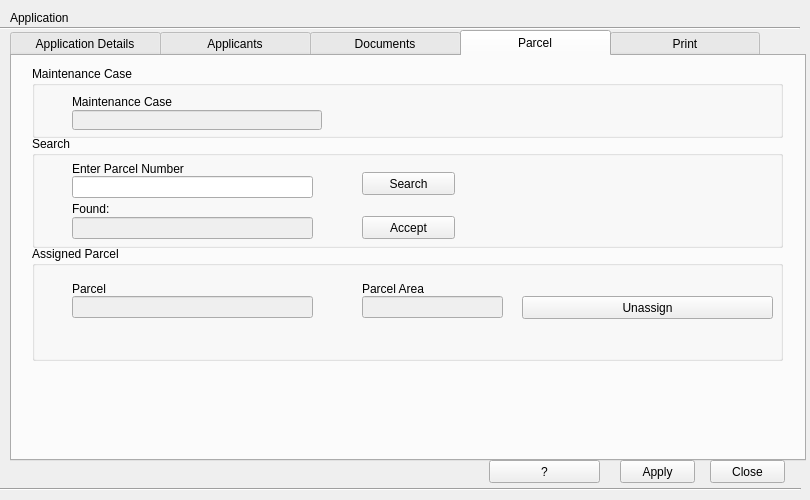
Before: the Qt Designer form view/ApplicationsSpaDialog.ui in teamlm2/lm2_mgis, drawn with Qt 5.
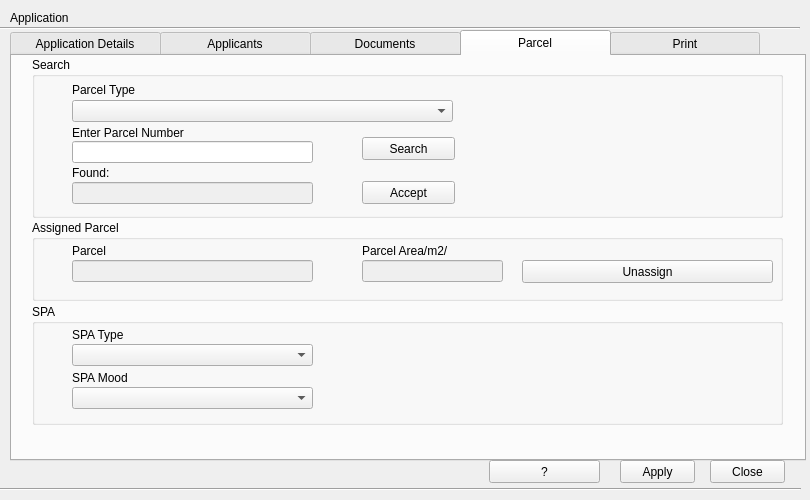
After: the same form once the commit is applied. The open tabs and pages were chosen to show the change. Icons and pictures are not drawn.

```diff
--- a/view/ApplicationsSpaDialog.ui
+++ b/view/ApplicationsSpaDialog.ui
@@ -733,52 +733,13 @@
     <attribute name="title">
      <string>Parcel</string>
     </attribute>
-    <widget class="QGroupBox" name="groupBox">
-     <property name="geometry">
-      <rect>
-       <x>20</x>
-       <y>10</y>
-       <width>751</width>
-       <height>72</height>
-      </rect>
-     </property>
-     <property name="title">
-      <string>Maintenance Case</string>
-     </property>
-     <widget class="QLabel" name="label_47">
-      <property name="geometry">
-       <rect>
-        <x>40</x>
-        <y>29</y>
-        <width>250</width>
-        <height>13</height>
-       </rect>
-      </property>
-      <property name="text">
-       <string>Maintenance Case</string>
-      </property>
-     </widget>
-     <widget class="QLineEdit" name="maintenance_case_edit">
-      <property name="enabled">
-       <bool>false</bool>
-      </property>
-      <property name="geometry">
-       <rect>
-        <x>40</x>
-        <y>44</y>
-        <width>250</width>
-        <height>20</height>
-       </rect>
-      </property>
-     </widget>
-    </widget>
     <widget class="QGroupBox" name="search_group_box">
      <property name="geometry">
       <rect>
        <x>20</x>
-       <y>80</y>
+       <y>1</y>
        <width>751</width>
-       <height>112</height>
+       <height>161</height>
       </rect>
      </property>
      <property name="title">
@@ -788,7 +749,7 @@
       <property name="geometry">
        <rect>
         <x>40</x>
-        <y>40</y>
+        <y>84</y>
         <width>241</width>
         <height>22</height>
        </rect>
@@ -801,7 +762,7 @@
       <property name="geometry">
        <rect>
         <x>40</x>
-        <y>81</y>
+        <y>125</y>
         <width>241</width>
         <height>22</height>
        </rect>
@@ -811,7 +772,7 @@
       <property name="geometry">
        <rect>
         <x>330</x>
-        <y>36</y>
+        <y>80</y>
         <width>93</width>
         <height>23</height>
        </rect>
@@ -824,7 +785,7 @@
       <property name="geometry">
        <rect>
         <x>330</x>
-        <y>80</y>
+        <y>124</y>
         <width>93</width>
         <height>23</height>
        </rect>
@@ -837,7 +798,7 @@
       <property name="geometry">
        <rect>
         <x>40</x>
-        <y>25</y>
+        <y>68</y>
         <width>241</width>
         <height>16</height>
        </rect>
@@ -850,7 +811,7 @@
       <property name="geometry">
        <rect>
         <x>40</x>
-        <y>65</y>
+        <y>108</y>
         <width>241</width>
         <height>16</height>
        </rect>
@@ -859,14 +820,37 @@
        <string>Found:</string>
       </property>
      </widget>
+     <widget class="QLabel" name="label_19">
+      <property name="geometry">
+       <rect>
+        <x>40</x>
+        <y>25</y>
+        <width>381</width>
+        <height>16</height>
+       </rect>
+      </property>
+      <property name="text">
+       <string>Parcel Type</string>
+      </property>
+     </widget>
+     <widget class="QComboBox" name="parcel_type_cbox">
+      <property name="geometry">
+       <rect>
+        <x>40</x>
+        <y>43</y>
+        <width>381</width>
+        <height>22</height>
+       </rect>
+      </property>
+     </widget>
     </widget>
     <widget class="QGroupBox" name="assigned_group_box">
      <property name="geometry">
       <rect>
        <x>20</x>
-       <y>190</y>
+       <y>164</y>
        <width>751</width>
-       <height>115</height>
+       <height>81</height>
       </rect>
      </property>
      <property name="title">
@@ -879,7 +863,7 @@
       <property name="geometry">
        <rect>
         <x>40</x>
-        <y>50</y>
+        <y>40</y>
         <width>241</width>
         <height>22</height>
        </rect>
@@ -892,7 +876,7 @@
       <property name="geometry">
        <rect>
         <x>330</x>
-        <y>50</y>
+        <y>40</y>
         <width>141</width>
         <height>22</height>
        </rect>
@@ -902,7 +886,7 @@
       <property name="geometry">
        <rect>
         <x>490</x>
-        <y>50</y>
+        <y>40</y>
         <width>251</width>
         <height>23</height>
        </rect>
@@ -915,7 +899,7 @@
       <property name="geometry">
        <rect>
         <x>40</x>
-        <y>35</y>
+        <y>23</y>
         <width>241</width>
         <height>16</height>
        </rect>
@@ -928,13 +912,72 @@
       <property name="geometry">
        <rect>
         <x>330</x>
-        <y>35</y>
+        <y>23</y>
         <width>171</width>
         <height>16</height>
        </rect>
       </property>
       <property name="text">
-       <string>Parcel Area</string>
+       <string>Parcel Area/m2/</string>
+      </property>
+     </widget>
+    </widget>
+    <widget class="QGroupBox" name="spa_gbox">
+     <property name="geometry">
+      <rect>
+       <x>20</x>
+       <y>248</y>
+       <width>751</width>
+       <height>121</height>
+      </rect>
+     </property>
+     <property name="title">
+      <string>SPA</string>
+     </property>
+     <widget class="QComboBox" name="spa_type_cbox">
+      <property name="geometry">
+       <rect>
+        <x>40</x>
+        <y>40</y>
+        <width>241</width>
+        <height>22</height>
+       </rect>
+      </property>
+     </widget>
+     <widget class="QLabel" name="label_6">
+      <property name="geometry">
+       <rect>
+        <x>40</x>
+        <y>23</y>
+        <width>241</width>
+        <height>16</height>
+       </rect>
+      </property>
+      <property name="text">
+       <string>SPA Type</string>
+      </property>
+     </widget>
+     <widget class="QLabel" name="label_18">
+      <property name="geometry">
+       <rect>
+        <x>40</x>
+        <y>66</y>
+        <width>241</width>
+        <height>16</height>
+       </rect>
+      </property>
+      <property name="text">
+       <string>SPA Mood</string>
+      </property>
+     </widget>
+     <widget class="QComboBox" name="spa_mood_cbox">
+      <property name="geometry">
+       <rect>
+        <x>40</x>
+        <y>83</y>
+        <width>241</width>
+        <height>22</height>
+       </rect>
       </property>
      </widget>
     </widget>
```
Left out of the diff: 24 changed lines with no effect on the pictures.
